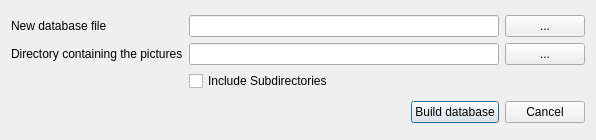
Before: the Qt Designer form newdatabasedlg.ui in seanet7or/mosaicit, drawn with Qt 5.
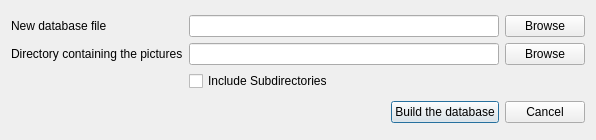
After: the same form once the commit is applied. Icons and pictures are not drawn.

What changed in the file:
```diff
--- a/newdatabasedlg.ui
+++ b/newdatabasedlg.ui
@@ -63,7 +63,7 @@
      <item row="1" column="2">
       <widget class="QPushButton" name="selectDirButton">
        <property name="text">
-        <string>...</string>
+        <string>Browse</string>
        </property>
       </widget>
      </item>
@@ -77,7 +77,7 @@
      <item row="0" column="2">
       <widget class="QPushButton" name="selectFileButton">
        <property name="text">
-        <string>...</string>
+        <string>Browse</string>
        </property>
       </widget>
      </item>
@@ -95,7 +95,7 @@
      <item row="0" column="1">
       <widget class="QPushButton" name="buildButton">
        <property name="text">
-        <string>Build database</string>
+        <string>Build the database</string>
        </property>
        <property name="default">
         <bool>true</bool>
```
Left out of the diff: 2 changed lines with no effect on the pictures.
